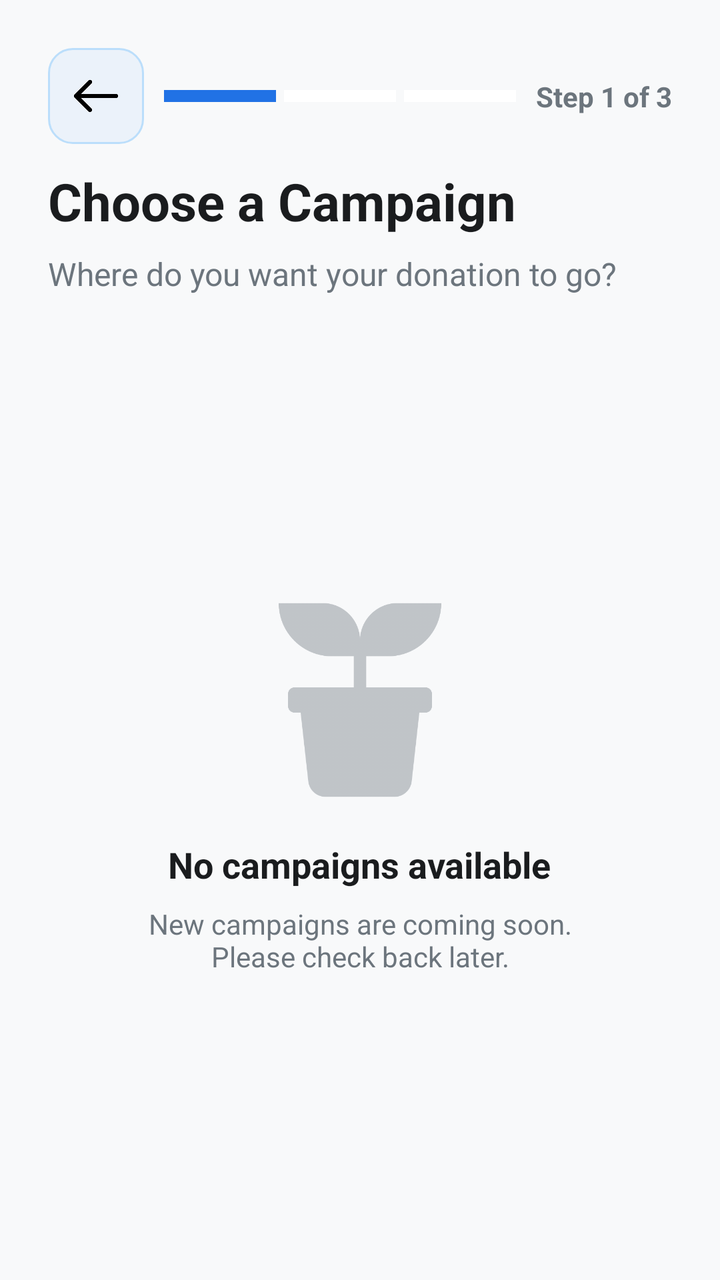
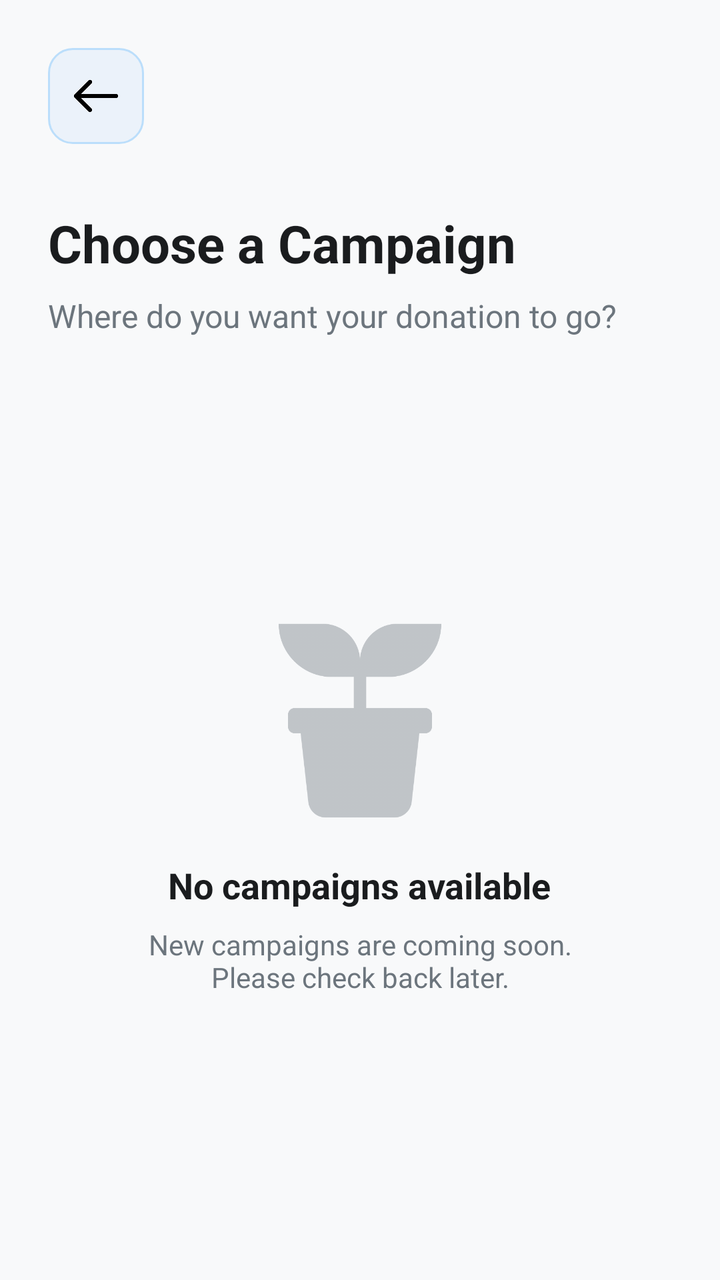

An Android layout rendered at two revisions. The XML below is the earlier revision; the diff shows what the commit changed to produce the second picture.
<!-- AndroidManifest.xml: application theme Theme.UlamShare -->
<!-- res/layout/activity_choose_campaign.xml -->
<?xml version="1.0" encoding="utf-8"?>
<androidx.constraintlayout.widget.ConstraintLayout xmlns:android="http://schemas.android.com/apk/res/android"
    xmlns:app="http://schemas.android.com/apk/res-auto"
    xmlns:tools="http://schemas.android.com/tools"
    android:layout_width="match_parent"
    android:layout_height="match_parent"
    android:background="#F8F9FA"
    android:padding="24dp">

    <ImageButton
        android:id="@+id/btnBack"
        android:layout_width="48dp"
        android:layout_height="48dp"
        android:background="@drawable/rounded_soft_blue_rect"
        android:contentDescription="Go back"
        android:padding="12dp"
        android:scaleType="fitCenter"
        android:src="@drawable/back"
        app:layout_constraintStart_toStartOf="parent"
        app:layout_constraintTop_toTopOf="parent"
        app:tint="@color/black" />

    <TextView
        android:id="@+id/tvStep"
        android:layout_width="wrap_content"
        android:layout_height="wrap_content"
        android:text="Step 1 of 3"
        android:textColor="#6C757D"
        android:textSize="14sp"
        android:textStyle="bold"
        app:layout_constraintBottom_toBottomOf="@id/btnBack"
        app:layout_constraintEnd_toEndOf="parent"
        app:layout_constraintTop_toTopOf="@id/btnBack" />

    <LinearLayout
        android:id="@+id/stepProgressContainer"
        android:layout_width="0dp"
        android:layout_height="6dp"
        android:layout_marginStart="10dp"
        android:layout_marginEnd="10dp"
        android:orientation="horizontal"
        android:weightSum="3"
        app:layout_constraintBottom_toBottomOf="@id/btnBack"
        app:layout_constraintEnd_toStartOf="@id/tvStep"
        app:layout_constraintStart_toEndOf="@id/btnBack"
        app:layout_constraintTop_toTopOf="@id/btnBack">

        <View
            android:layout_width="0dp"
            android:layout_height="match_parent"
            android:layout_marginEnd="4dp"
            android:layout_weight="1"
            android:background="@color/brand_blue"
            />

        <View
            android:layout_width="0dp"
            android:layout_height="match_parent"
            android:layout_marginEnd="4dp"
            android:layout_weight="1"
            android:background="@color/white" />

        <View
            android:layout_width="0dp"
            android:layout_height="match_parent"
            android:layout_weight="1"
            android:background="@color/white" />
    </LinearLayout>


    <TextView
        android:id="@+id/tvMainTitle"
        android:layout_width="wrap_content"
        android:layout_height="wrap_content"
        android:layout_marginTop="32dp"
        android:text="Choose a Campaign"
        android:textColor="#1A1C1E"
        android:textSize="26sp"
        android:textStyle="bold"
        app:layout_constraintStart_toStartOf="parent"
        app:layout_constraintTop_toBottomOf="@id/stepProgressContainer" />

    <TextView
        android:id="@+id/tvSubTitle"
        android:layout_width="wrap_content"
        android:layout_height="wrap_content"
        android:layout_marginTop="8dp"
        android:text="Where do you want your donation to go?"
        android:textColor="#6C757D"
        android:textSize="16sp"
        app:layout_constraintStart_toStartOf="parent"
        app:layout_constraintTop_toBottomOf="@id/tvMainTitle" />

    <androidx.recyclerview.widget.RecyclerView
        android:id="@+id/rvCampaigns"
        android:layout_width="0dp"
        android:layout_height="0dp"
        android:layout_marginTop="24dp"
        android:visibility="gone"
        app:layout_constraintBottom_toTopOf="@id/emptyStateContainer"
        app:layout_constraintEnd_toEndOf="parent"
        app:layout_constraintStart_toStartOf="parent"
        app:layout_constraintTop_toBottomOf="@id/tvSubTitle" />

    <LinearLayout
        android:id="@+id/emptyStateContainer"
        android:layout_width="match_parent"
        android:layout_height="0dp"
        android:layout_marginTop="24dp"
        android:gravity="center"
        android:orientation="vertical"
        app:layout_constraintBottom_toBottomOf="parent"
        app:layout_constraintEnd_toEndOf="parent"
        app:layout_constraintStart_toStartOf="parent"
        app:layout_constraintTop_toBottomOf="@id/tvSubTitle">

        <ImageView
            android:layout_width="100dp"
            android:layout_height="100dp"
            android:alpha="0.4"
            android:src="@drawable/plant"
            app:tint="#6C757D" />

        <TextView
            android:id="@+id/tvEmptyStateTitle"
            android:layout_width="wrap_content"
            android:layout_height="wrap_content"
            android:layout_marginTop="20dp"
            android:text="No campaigns available"
            android:textColor="#1A1C1E"
            android:textSize="18sp"
            android:textStyle="bold" />

        <TextView
            android:id="@+id/tvEmptyStateSubtitle"
            android:layout_width="wrap_content"
            android:layout_height="wrap_content"
            android:layout_marginTop="8dp"
            android:gravity="center"
            android:paddingHorizontal="40dp"
            android:text="New campaigns are coming soon. Please check back later."
            android:textColor="#6C757D"
            android:textSize="14sp" />

    </LinearLayout>

</androidx.constraintlayout.widget.ConstraintLayout>
<!-- resources referenced by this layout -->
<resources>
  <color name="black">#FF000000</color>
  <color name="brand_blue">#2172E5</color>
  <color name="white">#FFFFFF</color>
  <!-- drawable back: png bitmap (drawable, 3507 bytes) -->
  <!-- drawable plant: png bitmap (drawable, 16208 bytes) -->
  <!-- drawable rounded_soft_blue_rect (drawable) -->
  <?xml version="1.0" encoding="utf-8"?>
  <shape xmlns:android="http://schemas.android.com/apk/res/android"
      android:shape="rectangle">
  
      <solid android:color="#EBF2FA" />
  
      <corners android:radius="12dp" />
  
      <stroke
          android:width="1dp"
          android:color="#BBDEFB" />
  </shape>
  <style name="Theme.UlamShare" parent="Theme.MaterialComponents.Light.NoActionBar">
          
          <item name="colorPrimary">@color/brand_blue</item>
          <item name="colorPrimaryVariant">@color/primary_blue</item>
          <item name="colorOnPrimary">@color/white</item>
          
          <item name="colorSecondary">@color/sky_blue</item>
          <item name="colorSecondaryVariant">@color/sky_blue</item>
          <item name="colorOnSecondary">@color/black</item>
          
          <item name="android:statusBarColor">?attr/colorPrimaryVariant</item>
          
      </style>
  <color name="primary_blue">#2172E5</color>
  <color name="sky_blue">#579AFA</color>
</resources>

<!-- the commit's change to res/layout/activity_choose_campaign.xml (unified diff, before → after) -->
@@ -21,54 +21,6 @@
         app:tint="@color/black" />
 
     <TextView
-        android:id="@+id/tvStep"
-        android:layout_width="wrap_content"
-        android:layout_height="wrap_content"
-        android:text="Step 1 of 3"
-        android:textColor="#6C757D"
-        android:textSize="14sp"
-        android:textStyle="bold"
-        app:layout_constraintBottom_toBottomOf="@id/btnBack"
-        app:layout_constraintEnd_toEndOf="parent"
-        app:layout_constraintTop_toTopOf="@id/btnBack" />
-
-    <LinearLayout
-        android:id="@+id/stepProgressContainer"
-        android:layout_width="0dp"
-        android:layout_height="6dp"
-        android:layout_marginStart="10dp"
-        android:layout_marginEnd="10dp"
-        android:orientation="horizontal"
-        android:weightSum="3"
-        app:layout_constraintBottom_toBottomOf="@id/btnBack"
-        app:layout_constraintEnd_toStartOf="@id/tvStep"
-        app:layout_constraintStart_toEndOf="@id/btnBack"
-        app:layout_constraintTop_toTopOf="@id/btnBack">
-
-        <View
-            android:layout_width="0dp"
-            android:layout_height="match_parent"
-            android:layout_marginEnd="4dp"
-            android:layout_weight="1"
-            android:background="@color/brand_blue"
-            />
-
-        <View
-            android:layout_width="0dp"
-            android:layout_height="match_parent"
-            android:layout_marginEnd="4dp"
-            android:layout_weight="1"
-            android:background="@color/white" />
-
-        <View
-            android:layout_width="0dp"
-            android:layout_height="match_parent"
-            android:layout_weight="1"
-            android:background="@color/white" />
-    </LinearLayout>
-
-
-    <TextView
         android:id="@+id/tvMainTitle"
         android:layout_width="wrap_content"
         android:layout_height="wrap_content"
@@ -78,7 +30,7 @@
         android:textSize="26sp"
         android:textStyle="bold"
         app:layout_constraintStart_toStartOf="parent"
-        app:layout_constraintTop_toBottomOf="@id/stepProgressContainer" />
+        app:layout_constraintTop_toBottomOf="@id/btnBack" />
 
     <TextView
         android:id="@+id/tvSubTitle"
